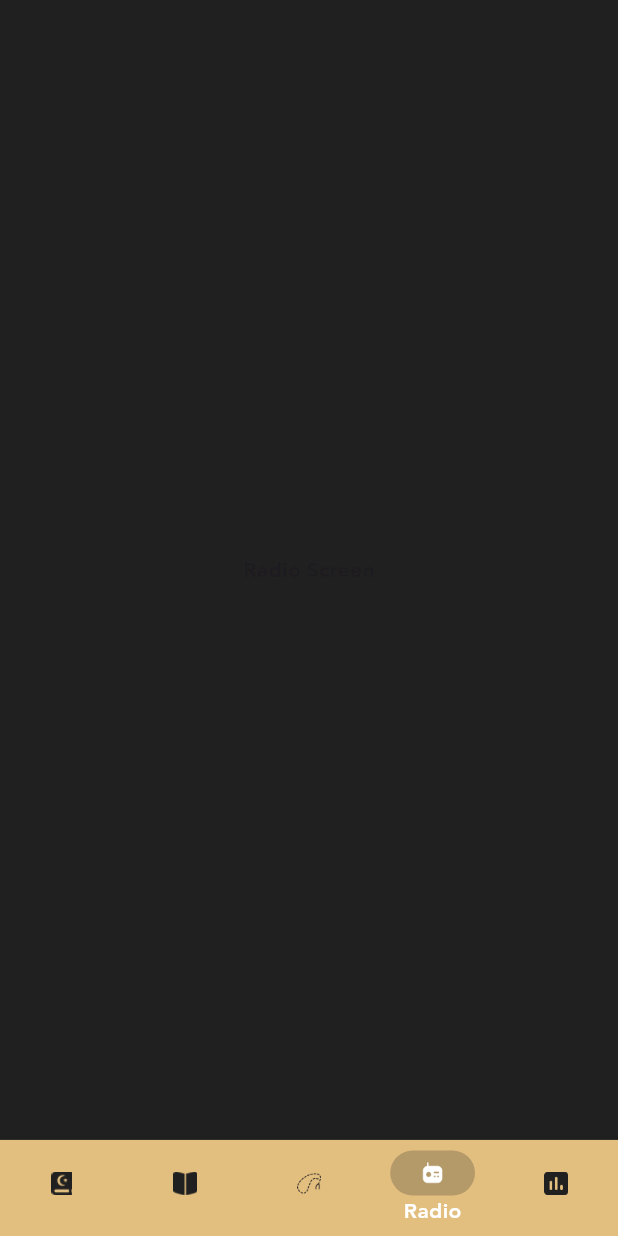
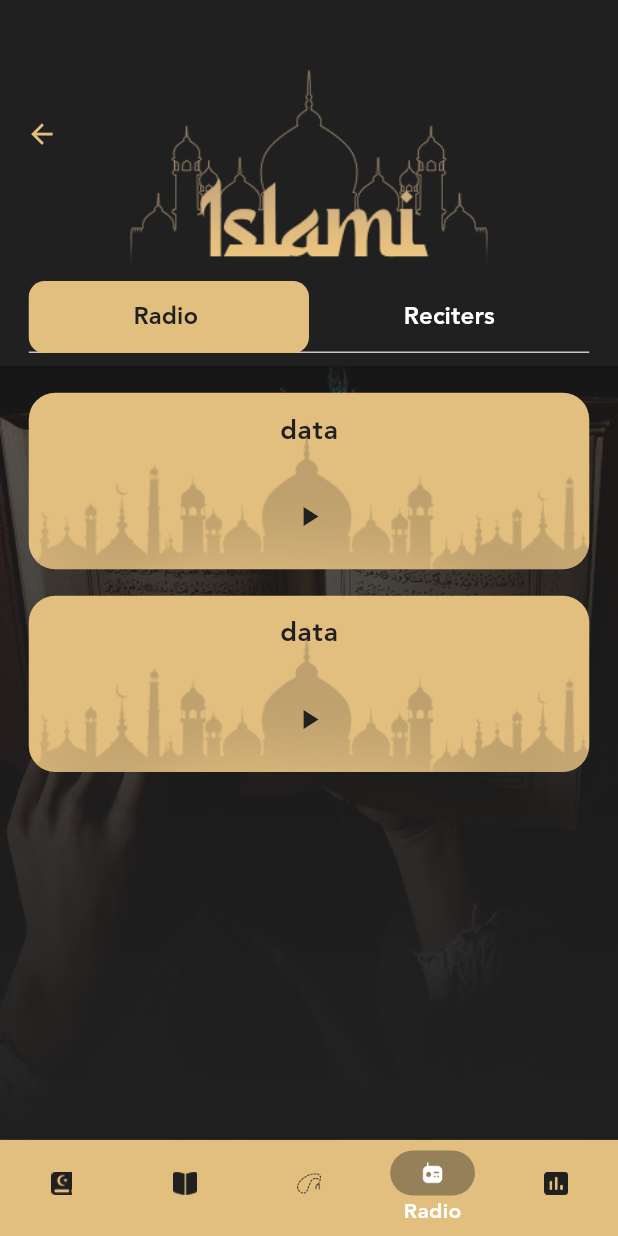
Before and after one commit to Abdallahakl17/Ishraq, a Flutter app: the HomeScreen screen opened by its route, item 4 of the bottom bar chosen, on a phone screen of 412 x 824 dp. Run offline on Flutter 3.47's test engine with Material 3 defaults, Android fonts, the phone set to English and light mode, and no system bars; our stand-ins replace carousel_slider, flutter_screenutil, shared_preferences; accounts and stored records are empty.

Commit message:
refactor (refactor) radio screen

```diff
--- /dev/null
+++ b/lib/controller/radio_contoller.dart
@@ -0,0 +1,9 @@
+import 'package:ishraq/core/my_shared.dart';
+
+class RadioContoller  extends ChangeNotifier{
+  int selectedIndex = 0;
+  void changeSelected(int value){
+    selectedIndex = value;
+    notifyListeners();
+  }
+}
--- a/lib/core/assets/assets.dart
+++ b/lib/core/assets/assets.dart
@@ -15,8 +15,8 @@ abstract class AppAssetsImages {
   static const String mosqaImage = '${mainAssetsPath}mosqa.png';
   static const String hadithBgImage = '${mainAssetsPath}bg_hadith.png';
   static const String quranRescentImage = '${mainAssetsPath}quran_rescent_image.png';
-}
-abstract class AppAssetsIcons {
+  static const String quranReadImage = '${mainAssetsPath}read_qran.png';
+ }                                                                                                                                                                                        abstract class AppAssetsIcons {
   static const String mainAssetsPath = 'assets/icons/';
   static const String qeuranIcon = '${mainAssetsPath}quran_icon.png';
   static const String numberSuraIcon = '${mainAssetsPath}icon_number_sura.png';
--- a/lib/core/my_shared.dart
+++ b/lib/core/my_shared.dart
@@ -7,7 +7,8 @@ export 'package:ishraq/core/my_shared.dart';
 export 'package:ishraq/features/home/tabs/hadith_screen.dart';
 export 'package:ishraq/features/home/tabs/quran_screen.dart';
 export 'package:ishraq/features/home/tabs/radio_screen.dart';
-export 'package:ishraq/features/home/tabs/sebha_screen.dart';
+
+ export 'package:ishraq/features/home/tabs/sebha_screen.dart';
 export 'package:ishraq/features/home/tabs/time_screen.dart';
 export 'package:flutter_screenutil/flutter_screenutil.dart';
 
--- a/lib/core/strings/app_strings.dart
+++ b/lib/core/strings/app_strings.dart
@@ -6,8 +6,9 @@ abstract class AppString {
   static const String time = 'Time';
   static const String radio = 'Radio';
   static const String next = 'Next';
+  static const String reciters = 'Reciters';
   static const String back = 'Back';
-  static const String finish = 'Finish';
+   static const String finish = 'Finish';
   static const String surasList = 'Suras List';
   static const String app = 'App';
   static const String welcomApp = 'Welcome To Islami$app';
--- a/lib/core/theme/app_color/app_colors_ligth.dart
+++ b/lib/core/theme/app_color/app_colors_ligth.dart
@@ -9,4 +9,5 @@ abstract class AppColorsLigth {
    static const Color offWhite = Color(0xFFFFF5E3);
    static const Color white = Color(0xFFFFFFFF);
    static const Color black = Color(0xFF202020);
+   static const Color tertiaryColor =Colors.transparent;
  }
--- a/lib/core/theme/app_theme/app_ligth_theme.dart
+++ b/lib/core/theme/app_theme/app_ligth_theme.dart
@@ -5,6 +5,20 @@ final ThemeData lightTheme = ThemeData(
   primaryColor: AppColorsLigth.primaryColor,
   scaffoldBackgroundColor: AppColorsLigth.primaryColor,
   fontFamily: 'JannaLT',
+
+  tabBarTheme: TabBarThemeData(
+    indicatorColor: Colors.transparent,
+    indicator: BoxDecoration(
+      color: AppColorsLigth.gold,
+      borderRadius: BorderRadius.circular(12.r),
+    ),
+    labelColor: AppColorsLigth.black,
+    unselectedLabelColor: AppColorsLigth.white,
+    labelStyle: TextStyle(fontSize: 16, fontWeight: FontWeight.bold),
+    unselectedLabelStyle: TextStyle(fontSize: 16, fontWeight: FontWeight.bold),
+    indicatorSize: TabBarIndicatorSize.tab,
+  ),
+
   appBarTheme: AppBarTheme(
     centerTitle: true,
     elevation: 0,
@@ -51,11 +65,17 @@ final ThemeData lightTheme = ThemeData(
     displaySmall: TextStyle(
       fontSize: 16.sp,
       fontWeight: FontWeight.bold,
-      color: AppColorsLigth.black,),
+      color: AppColorsLigth.black,
+    ),
     titleMedium: TextStyle(
       fontSize: 20.sp,
       fontWeight: FontWeight.bold,
       color: AppColorsLigth.white,
+    ),
+    bodyLarge: TextStyle(
+      fontSize: 20.sp,
+      fontWeight: FontWeight.bold,
+      color: AppColorsLigth.black,
     ),
     titleLarge: TextStyle(
       fontSize: 36.sp,
--- a/lib/features/home/tabs/radio_screen.dart
+++ b/lib/features/home/tabs/radio_screen.dart
@@ -1,12 +1,96 @@
-import 'package:flutter/material.dart';
+import 'package:flutter/gestures.dart';
+import 'package:ishraq/controller/radio_contoller.dart';
+import 'package:ishraq/core/my_shared.dart';
+import 'package:ishraq/features/home/widgets/Custom_Container_Radio_Play.dart';
+import 'package:ishraq/features/home/widgets/custom_selected_radio_tab.dart';
+import 'package:provider/provider.dart';
 
 class RadioScreen extends StatelessWidget {
   const RadioScreen({super.key});
 
   @override
   Widget build(BuildContext context) {
-    return const Center(
-      child: Text("Radio Screen"),
+    return DefaultTabController(
+      length: 2,
+      child: Scaffold(
+        appBar: AppBar(
+          toolbarHeight: 200,
+          elevation: 0,
+          flexibleSpace: Center(
+            child: Image.asset(
+              AppAssetsImages.logoImage,
+              height: 170.h,
+              fit: BoxFit.cover,
+            ),
+          ),
+
+          bottom: PreferredSize(
+            preferredSize: Size.fromHeight(50.h),
+            child: Container(
+              padding: EdgeInsets.symmetric(horizontal: 20.w, vertical: 10.h),
+              color: Colors.transparent,
+
+              child: TabBar(
+                indicatorColor: Colors.transparent,
+                tabs: [
+                  Tab(text: "Radio "),
+                  Tab(text: "Reciters"),
+                ],
+              ),
+
+              // bottom: PreferredSize(
+            ),
+          ),
+        ),
+
+        body: Stack(
+          children: [
+            Container(
+              width: double.infinity,
+              height: double.infinity,
+              decoration: BoxDecoration(
+                image: DecorationImage(
+                  image: AssetImage(AppAssetsImages.quranReadImage),
+                  fit: BoxFit.cover,
+                ),
+              ),
+              child: Container(
+                decoration: BoxDecoration(
+                  gradient: LinearGradient(
+                    begin: Alignment.topCenter,
+                    end: Alignment.bottomCenter,
+                    colors: [
+                      AppColorsLigth.primaryColor.withAlpha(179),
+                      AppColorsLigth.primaryColor.withAlpha(255),
+                    ],
+                  ),
+                ),
+              ),
+            ),
+            Padding(
+              padding: EdgeInsets.symmetric(horizontal: 10.w, vertical: 10.h),
+
+              child: TabBarView(
+                children: [
+                  Column(
+                    children: [
+                      CustomContainerRadioPlay(),
+                      CustomContainerRadioPlay(),
+                    ],
+                  ),
+
+                  Column(
+                    children: [
+                      CustomContainerRadioPlay(),
+                      CustomContainerRadioPlay(),
+                    ],
+                  ),
+                ],
+              ),
+            ),
+          ],
+        ),
+      ),
     );
   }
 }
--- /dev/null
+++ b/lib/features/home/widgets/Custom_Container_Radio_Play.dart
@@ -0,0 +1,44 @@
+import 'package:ishraq/core/my_shared.dart';
+
+class CustomContainerRadioPlay extends StatelessWidget {
+  const CustomContainerRadioPlay({super.key});
+
+  @override
+  Widget build(BuildContext context) {
+    return Container(
+      margin: EdgeInsets.symmetric(horizontal: 10.w, vertical: 10.h),
+      height: 133.h,
+      width: double.infinity,
+      decoration: BoxDecoration(
+        color: AppColorsLigth.gold,
+        borderRadius: BorderRadius.circular(20.r),
+        image: DecorationImage(
+          alignment: Alignment.bottomCenter,
+          colorFilter: ColorFilter.mode(
+            AppColorsLigth.primaryColor.withAlpha(250),
+            BlendMode.srcATop,
+          ),
+          image: AssetImage(AppAssetsImages.mosqaImage),
+          fit: BoxFit.contain,
+        ),
+      ),
+      child: Padding(
+        padding: EdgeInsets.symmetric(vertical: 13.h),
+        child: Column(
+          children: [
+            Expanded(
+              child: Text('data', style: Theme.of(context).textTheme.bodyLarge),
+            ),
+            Expanded(
+              child: Icon(
+                Icons.play_arrow,
+                color: AppColorsLigth.black,
+                size: 22,
+              ),
+            ),
+          ],
+        ),
+      ),
+    );
+  }
+}
--- a/lib/features/home/widgets/custom_bottom_nav_container.dart
+++ b/lib/features/home/widgets/custom_bottom_nav_container.dart
@@ -1,4 +1,3 @@
-
 import 'package:flutter/material.dart';
 import 'package:flutter_screenutil/flutter_screenutil.dart';
 import 'package:ishraq/core/theme/app_color/app_colors_ligth.dart';
@@ -17,11 +16,11 @@ BottomNavigationBarItem customContainerNavBar({
       height: 34.h,
       decoration: BoxDecoration(
         color: currentIndex == index
-              ? AppColorsLigth.primaryColor.withAlpha(60)
+            ? AppColorsLigth.primaryColor.withAlpha(100)
             : Colors.transparent,
         borderRadius: BorderRadius.circular(66.r),
       ),
-        child: ImageIcon(AssetImage(imgName)),
+      child: Center(child: ImageIcon(AssetImage(imgName), size: 27.w)),
     ),
   );
 }
--- a/lib/main.dart
+++ b/lib/main.dart
@@ -1,4 +1,5 @@
 import 'package:ishraq/controller/hadith_controller.dart';
+import 'package:ishraq/controller/radio_contoller.dart';
 import 'package:ishraq/core/shared/shared_prefs_helper.dart';
 import 'package:ishraq/core/my_shared.dart';
  import 'package:ishraq/features/home/screens/home_screen.dart';
@@ -21,6 +22,7 @@ class MyApp extends StatelessWidget {
     return MultiProvider(
       providers: [
         ChangeNotifierProvider(create: (_) => HadithController()),
+        ChangeNotifierProvider(create: (_) => RadioContoller()),
        ],
       child: ScreenUtilInit(
         designSize: const Size(430, 932),
```
Also changed, not shown: lib/controller/hadith_controller.dart (+16 -4 lines), lib/features/home/widgets/custom_selected_radio_tab.dart (added, +36 -0 lines), lib/features/home/widgets/hadith_card.dart (+34 -10 lines), assets/images/2.0x/read_qran@2x.png (added), assets/images/read_qran.png (added), 1 other file. Lines whose indentation alone changed are shown as unchanged.
